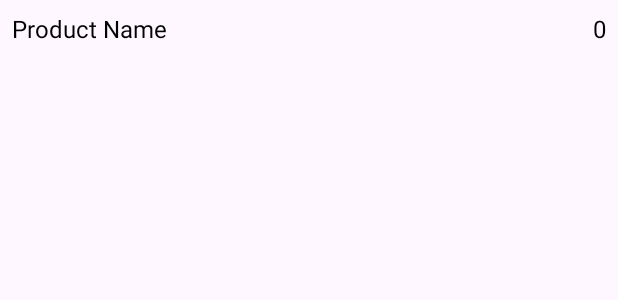
After one commit to Joshuajaja/Kippieapp3, an Android app: the layout item_product.xml on its own in the app's theme, with its tools: preview values and no code run, on a phone screen of 412 x 824 dp. The commit adds this screen. Shown: the top 300 px of the screen. Run offline under Robolectric (Android 15) with nearby library versions, the phone set to English and light mode, and no system bars.

Commit message:
did the main setup for the recycle view and like it works but it doesnt work too well but like it works okay so like yk give it time

```diff
--- a/app/src/main/res/layout/activity_main2.xml
+++ b/app/src/main/res/layout/activity_main2.xml
@@ -46,6 +46,7 @@
         app:layout_constraintStart_toStartOf="parent" />
 
     <androidx.recyclerview.widget.RecyclerView
+        android:id="@+id/recyclerview"
         android:layout_width="332dp"
         android:layout_height="446dp"
         app:layout_constraintBottom_toBottomOf="parent"
--- /dev/null
+++ b/app/src/main/res/layout/item_product.xml
@@ -0,0 +1,23 @@
+<LinearLayout xmlns:android="http://schemas.android.com/apk/res/android"
+    android:layout_width="match_parent"
+    android:layout_height="wrap_content"
+    android:orientation="horizontal"
+    android:padding="8dp">
+
+    <TextView
+        android:id="@+id/productName"
+        android:layout_width="0dp"
+        android:layout_height="wrap_content"
+        android:layout_weight="1"
+        android:text="Product Name"
+        android:textColor="@color/black"
+        android:textSize="16sp" />
+
+    <TextView
+        android:id="@+id/productQuantity"
+        android:layout_width="wrap_content"
+        android:layout_height="wrap_content"
+        android:text="0"
+        android:textColor="@color/black"
+        android:textSize="16sp" />
+</LinearLayout>
```
Also changed, not shown: app/src/main/java/com/example/kippie/MainActivity2.kt (+71 -26 lines).
